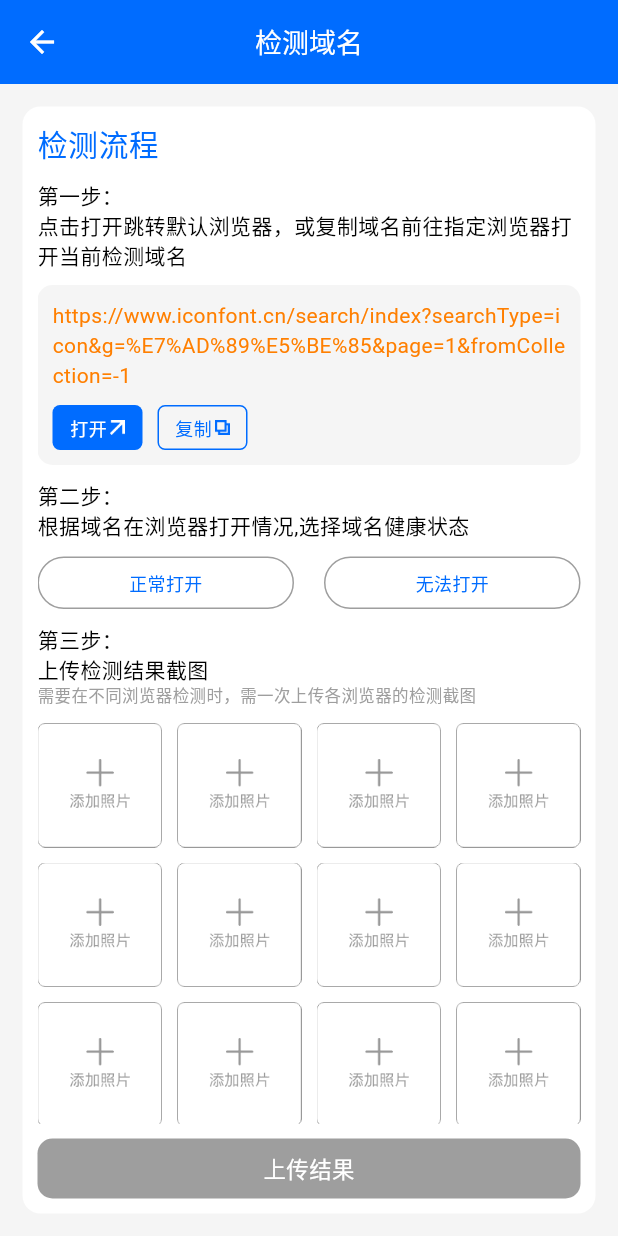
After one commit to ninehome/url_check_pro, a Flutter app: the CheckDomainView screen opened by its route, on a phone screen of 412 x 824 dp. The commit adds this screen. Run offline on Flutter 3.47's test engine with Material 3 defaults, Android fonts, the phone set to English and light mode, and no system bars; our stand-ins replace event_bus, flutter_easyloading, flutter_screenutil, get.

Commit message:
检测列表ui & 检测结果 UI & 检测域名ui

```diff
--- /dev/null
+++ b/lib/check/binding/check_domain_binding.dart
@@ -0,0 +1,12 @@
+import 'package:get/get.dart';
+
+import '../controller/check_domain_controller.dart';
+
+
+class CheckDomainBinding extends Bindings{
+  @override
+  void dependencies() {
+    Get.put(CheckDomainController());
+  }
+
+}
--- /dev/null
+++ b/lib/check/controller/check_domain_controller.dart
@@ -0,0 +1,86 @@
+
+import 'package:flutter/cupertino.dart';
+import 'package:flutter/material.dart';
+import 'package:flutter/services.dart';
+import 'package:get/get.dart';
+
+class CheckDomainController extends GetxController{
+
+  RxString url = "https://www.iconfont.cn/search/index?searchType=icon&g=%E7%AD%89%E5%BE%85&page=1&fromCollection=-1".obs ;
+
+  RxInt type = 0.obs; //0 未选择 1正常 2：无法打开
+  RxBool btnEnable = false.obs ;
+
+  RxBool isOpen = false.obs ;
+
+
+  final btn_all_not_select_decoration = BoxDecoration(
+    border: BoxBorder.all(
+      color: Colors.grey,
+    ),
+    borderRadius: BorderRadius.circular(18),
+  );
+
+  final btn_not_select_decoration = BoxDecoration(
+    color: Color(0xffdddddd),
+    borderRadius: BorderRadius.circular(18),
+  );
+
+  final btn_select_decoration = BoxDecoration(
+    color: Color(0xff006cff),
+    borderRadius: BorderRadius.circular(18),
+  );
+
+
+
+  void openBrowser() {
+
+  }
+
+  void copy() {
+    Clipboard.setData(ClipboardData(text: url.value));
+  }
+
+  void tapNormal() {
+    type.value = 1 ;
+  }
+
+  void tapError() {
+    type.value = 2 ;
+  }
+
+  BoxDecoration getNormalBtnDecoration() {
+
+    BoxDecoration boxDecoration = BoxDecoration() ;
+    if(type.value == 0){
+      boxDecoration = btn_all_not_select_decoration ;
+    }else if(type.value == 1){
+      boxDecoration = btn_select_decoration ;
+    }else if(type.value == 2){
+      boxDecoration = btn_not_select_decoration ;
+    }
+
+    return boxDecoration ;
+  }
+
+  BoxDecoration getErrorBtnDecoration() {
+    BoxDecoration boxDecoration = BoxDecoration() ;
+    if(type.value == 0){
+      boxDecoration = btn_all_not_select_decoration ;
+    }else if(type.value == 1){
+      boxDecoration = btn_not_select_decoration ;
+    }else if(type.value == 2){
+      boxDecoration = btn_select_decoration  ;
+    }
+    return boxDecoration ;
+  }
+
+  void addImg(BuildContext ctx) {
+
+  }
+
+  void uploadResult() {
+
+  }
+
+}
--- /dev/null
+++ b/lib/check/view/check_domain_view.dart
@@ -0,0 +1,237 @@
+
+import 'package:flutter/material.dart';
+import 'package:flutter/src/widgets/framework.dart';
+import 'package:get/get.dart';
+
+import '../controller/check_domain_controller.dart';
+import '../widget/value_btn_widget.dart';
+
+
+class CheckDomainView extends GetView<CheckDomainController>{
+
+  final common_box_decoration = BoxDecoration(
+    color: Colors.white,
+    borderRadius: BorderRadius.circular(12),
+  );
+
+  final common_gray_box_decoration = BoxDecoration(
+    color: Color(0xfff5f5f5),
+    borderRadius: BorderRadius.circular(10),
+  );
+
+
+  @override
+  Widget build(BuildContext context) {
+    return Scaffold(
+      backgroundColor: Color(0xfff5f5f5),
+      appBar: AppBar(
+        centerTitle: true,
+        backgroundColor: Color(0xff006cff),
+        leading: Icon(Icons.arrow_back_outlined,color: Colors.white,),
+        title: Text('检测域名',style: TextStyle(color: Colors.white,fontSize: 18),),
+      ),
+      body: SafeArea(
+          child: Obx((){
+            return Container(
+              width: double.infinity,
+              height: double.infinity,
+              margin: EdgeInsets.all(15),
+              padding: EdgeInsets.all(10),
+              decoration: common_box_decoration,
+              child: Column(
+                crossAxisAlignment: CrossAxisAlignment.start,
+                children: [
+
+                  /// 头部内容
+                  Expanded(
+                    child: SingleChildScrollView(
+                      physics: BouncingScrollPhysics(),
+                      child: Column(
+                        crossAxisAlignment: CrossAxisAlignment.start,
+                        children: [
+
+                          const Text('检测流程',style: TextStyle(color: Color(0xff006cff),fontSize: 20 ),),
+
+                          const SizedBox(height: 10,),
+
+                          const Text('第一步：\n点击打开跳转默认浏览器，或复制域名前往指定浏览器打开当前检测域名',style: TextStyle(color: Colors.black,fontSize: 14 ),),
+
+                          const SizedBox(height: 10,),
+
+                          ///url
+                          Container(
+                            decoration: common_gray_box_decoration,
+                            padding: EdgeInsets.all(10),
+                            child: Column(
+                              crossAxisAlignment: CrossAxisAlignment.start,
+                              children: [
+
+                                Text(controller.url.value,
+                                  style: TextStyle(color: Color(0xffff7f00),fontSize: 14 ),
+                                ),
+
+                                const SizedBox(height: 10,),
+
+                                Row(
+                                  children: [
+
+                                    InkWell(
+                                      onTap: (){
+                                        controller.openBrowser();
+                                      },
+                                      child: Container(
+                                        width: 60,
+                                        height: 30,
+                                        alignment: Alignment.center,
+                                        decoration: BoxDecoration(
+                                          color: Color(0xff006cff),
+                                          borderRadius: BorderRadius.circular(5),
+                                        ),
+                                        child: Row(
+                                          mainAxisAlignment: MainAxisAlignment.center,
+                                          children: [
+                                            Text('打开',style: TextStyle(color: Colors.white,fontSize: 12),),
+                                            const SizedBox(width: 2,),
+                                            Image.asset('assets/images/img_check_open.png',width: 10,),
+                                          ],
+                                        ),
+                                      ),
+                                    ),
+
+                                    const SizedBox(width: 10,),
+
+                                    InkWell(
+                                      onTap: (){
+                                        controller.copy();
+                                      },
+                                      child: Container(
+                                        width: 60,
+                                        height: 30,
+                                        alignment: Alignment.center,
+                                        decoration: BoxDecoration(
+                                          border: BoxBorder.all(
+                                            color: Color(0xff006cff),
+                                          ),
+                                          borderRadius: BorderRadius.circular(5),
+                                        ),
+                                        child: Row(
+                                          mainAxisAlignment: MainAxisAlignment.center,
+                                          children: [
+                                            Text('复制',style: TextStyle(color: Color(0xff006cff),fontSize: 12),),
+                                            const SizedBox(width: 2,),
+                                            Image.asset('assets/images/img_check_copy.png',width: 10,),
+                                          ],
+                                        ),
+                                      ),
+                                    ),
+
+                                  ],
+                                ),
+                              ],
+                            ),
+                          ),
+
+                          const SizedBox(height: 10,),
+
+                          const Text('第二步：\n根据域名在浏览器打开情况,选择域名健康状态',style: TextStyle(color: Colors.black,fontSize: 14 ),),
+
+                          const SizedBox(height: 10,),
+
+                          // 按钮选择
+                          Row(
+                            children: [
+
+                              Expanded(
+                                  child:  InkWell(
+                                    onTap: (){
+                                      controller.tapNormal();
+                                    },
+                                    child: Container(
+                                      height: 35,
+                                      alignment: Alignment.center,
+                                      decoration: controller.getNormalBtnDecoration(),
+                                      child: Text('正常打开',style: TextStyle(color: controller.type.value == 0 ?Color(0xff006cff) : Colors.white,fontSize: 12),),
+                                    ),
+                                  ),
+                              ),
+
+                              const SizedBox(width: 20,),
+
+                              Expanded(
+                                child:  InkWell(
+                                  onTap: (){
+                                    controller.tapError();
+                                  },
+                                  child: Container(
+                                    height: 35,
+                                    alignment: Alignment.center,
+                                    decoration:controller.getErrorBtnDecoration(),
+                                    child: Text('无法打开',style: TextStyle(color: controller.type.value == 0 ?Color(0xff006cff) : Colors.white,fontSize: 12),),
+                                  ),
+                                ),
+                              ),
+
+                            ],
+                          ),
+
+                          const SizedBox(height: 10,),
+
+                          const Text('第三步：\n上传检测结果截图',style: TextStyle(color: Colors.black,fontSize: 14 ),),
+                          const Text('需要在不同浏览器检测时，需一次上传各浏览器的检测截图',style: TextStyle(color: Colors.grey,fontSize: 11 ),),
+
+                          const SizedBox(height: 10,),
+
+                          Container(
+                            child: GridView.builder(
+                                padding: EdgeInsets.zero,
+                                physics: NeverScrollableScrollPhysics(),
+                                itemCount: 100,
+                                shrinkWrap: true,
+                                gridDelegate: SliverGridDelegateWithFixedCrossAxisCount(
+                                  //横轴元素个数
+                                    crossAxisCount: 4,
+                                    //纵轴间距
+                                    mainAxisSpacing: 10.0,
+                                    //横轴间距
+                                    crossAxisSpacing: 10.0,
+                                    //子组件宽高长度比例
+                                    childAspectRatio: 1
+                                ),
+                                itemBuilder: (ctx,index){
+                                  // if(index == 0){
+                                  return InkWell(
+                                    onTap: (){
+                                      controller.addImg(ctx);
+                                    },
+                                    child: Image.asset('assets/images/img_check_upload.png',width: 100,),
+                                  );
+                                  // }
+                                }
+                            ),
+                          ),
+
+                        ],
+                      ),
+                    ),
+                  ),
+
+                  const SizedBox(height: 10,),
+
+                  ///上传按钮
+                  ValueBtnWidget(
+                      btnName: "上传结果",
+                      enable: controller.btnEnable.value,
+                      onTap: (){
+                        controller.uploadResult();
+                      }
+                  ),
+
+                ],
+              ),
+            );
+          }),
+      ),
+    );
+  }
+
+}
--- /dev/null
+++ b/lib/check/widget/value_btn_widget.dart
@@ -0,0 +1,39 @@
+
+import 'package:flutter/material.dart';
+import 'package:flutter/src/widgets/framework.dart';
+
+class ValueBtnWidget extends StatelessWidget{
+
+  var btnName ;
+  var enable ;
+  Function () onTap ;
+
+  BoxDecoration enableDecoration = BoxDecoration(
+    color: Color(0xff006cff),
+    borderRadius: BorderRadius.circular(10),
+  );
+
+  BoxDecoration notEnableDecoration = BoxDecoration(
+    color: Colors.grey,
+    borderRadius: BorderRadius.circular(10),
+  );
+
+
+  ValueBtnWidget({super.key,required this.btnName,required this.enable ,required this.onTap});
+
+  @override
+  Widget build(BuildContext context) {
+    return InkWell(
+      onTap:  onTap,
+      child: Container(
+        width: double.infinity,
+        height: 40,
+        alignment: Alignment.center,
+        decoration: enable?enableDecoration:notEnableDecoration,
+        child: Text(btnName,style: TextStyle(color: Colors.white,fontSize: 15),),
+      ),
+    );
+  }
+
+
+}
--- /dev/null
+++ b/lib/check_record/binding/check_record_binding.dart
@@ -0,0 +1,12 @@
+
+import 'package:get/get.dart';
+
+import '../controller/check_record_controller.dart';
+
+class CheckRecordBinding extends Bindings{
+  @override
+  void dependencies() {
+    Get.put(CheckRecordController);
+  }
+
+}
--- /dev/null
+++ b/lib/check_record/controller/check_record_controller.dart
@@ -0,0 +1,5 @@
+import 'package:get/get.dart';
+
+class CheckRecordController extends GetxController{
+
+}
--- /dev/null
+++ b/lib/check_result/binding/check_result_binding.dart
@@ -0,0 +1,10 @@
+import 'package:get/get.dart';
+
+import '../controller/check_result_controller.dart';
+class CheckResultBinding extends Bindings {
+  @override
+  void dependencies() {
+    Get.put(CheckResultController());
+  }
+
+}
--- /dev/null
+++ b/lib/check_result/controller/check_result_controller.dart
@@ -0,0 +1,7 @@
+
+import 'package:get/get.dart';
+
+class CheckResultController extends GetxController{
+  RxInt type = 0.obs; //0 正常打开  1 无法打开
+
+}
--- a/lib/routers/app_routers.dart
+++ b/lib/routers/app_routers.dart
@@ -1,5 +1,11 @@
 import 'package:get/get.dart';
 
+import '../check/binding/check_domain_binding.dart';
+import '../check/view/check_domain_view.dart';
+import '../check_record/binding/check_record_binding.dart';
+import '../check_record/view/check_record_view.dart';
+import '../check_result/binding/check_result_binding.dart';
+import '../check_result/view/check_result_view.dart';
 import '../login_register/views/login_view.dart';
 
 
@@ -7,6 +13,9 @@ class AppRouter {
   static String loginPage = "/LoginPage";
 
 
+  static const checkDomain = '/check_domain';
+  static const checkRecord = '/check_record';
+  static const checkResult = '/check_result';
 
 
 
@@ -16,12 +25,13 @@ class AppRouter {
 class GetPages {
   static List<GetPage> getPages = [
 
-
     GetPage(name: AppRouter.loginPage, page: () =>  LoginView()),
 
+    GetPage(name: AppRouter.checkDomain, page:() =>CheckDomainView(),binding: CheckDomainBinding()),
 
+    GetPage(name: AppRouter.checkRecord, page:() =>CheckRecordView(),binding: CheckRecordBinding()),
 
-
+    GetPage(name: AppRouter.checkResult, page:() =>CheckResultView(),binding: CheckResultBinding()),
 
 
   ];
```
Also changed, not shown: lib/check_record/view/check_record_view.dart (added, +88 -0 lines), lib/check_result/view/check_result_view.dart (added, +143 -0 lines), assets/images/img_check_copy.png (added), assets/images/img_check_open.png (added), assets/images/img_check_upload.png (added).
